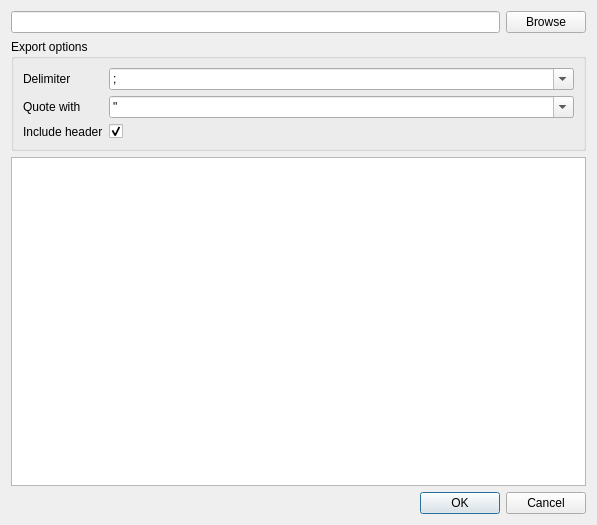
Before: the Qt Designer form ui/ExportQueryDialog.ui in mispp/goat, drawn with Qt 5.
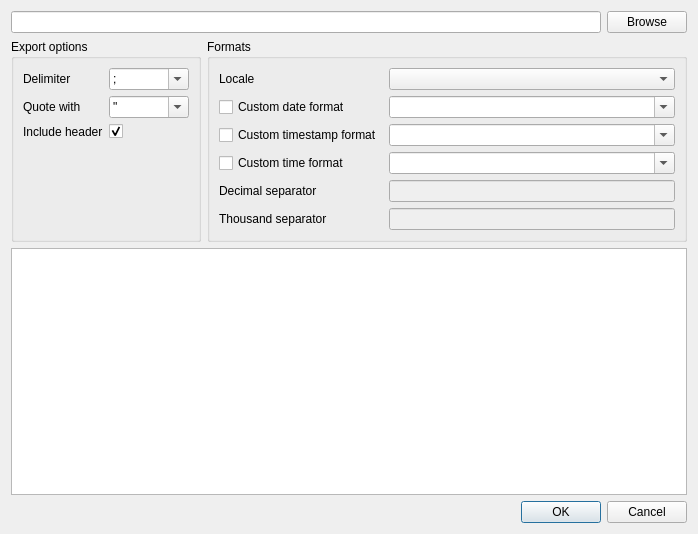
After: the same form once the commit is applied.

Commit message: start adding locale as export parameter

Patch:
```diff
--- a/ui/ExportQueryDialog.ui
+++ b/ui/ExportQueryDialog.ui
@@ -6,8 +6,8 @@
    <rect>
     <x>0</x>
     <y>0</y>
-    <width>597</width>
-    <height>525</height>
+    <width>698</width>
+    <height>534</height>
    </rect>
   </property>
   <property name="windowTitle">
@@ -29,22 +29,39 @@
     </layout>
    </item>
    <item>
+    <layout class="QHBoxLayout" name="horizontalLayout_4">
+     <item>
     <widget class="QGroupBox" name="groupBox">
+       <property name="sizePolicy">
+        <sizepolicy hsizetype="Maximum" vsizetype="Preferred">
+         <horstretch>0</horstretch>
+         <verstretch>0</verstretch>
+        </sizepolicy>
+       </property>
+       <property name="minimumSize">
+        <size>
+         <width>0</width>
+         <height>0</height>
+        </size>
+       </property>
      <property name="title">
       <string>Export options</string>
      </property>
      <property name="flat">
-      <bool>true</bool>
+        <bool>false</bool>
      </property>
      <layout class="QFormLayout" name="formLayout">
-      <item row="0" column="0">
+        <property name="fieldGrowthPolicy">
+         <enum>QFormLayout::AllNonFixedFieldsGrow</enum>
+        </property>
+        <item row="1" column="0">
        <widget class="QLabel" name="label">
         <property name="text">
          <string>Delimiter</string>
         </property>
        </widget>
       </item>
-      <item row="0" column="1">
+        <item row="1" column="1">
        <widget class="QComboBox" name="combobox_delimiter">
         <property name="minimumSize">
          <size>
@@ -72,7 +89,14 @@
         </item>
        </widget>
       </item>
-      <item row="1" column="1">
+        <item row="2" column="0">
+         <widget class="QLabel" name="label_2">
+          <property name="text">
+           <string>Quote with</string>
+          </property>
+         </widget>
+        </item>
+        <item row="2" column="1">
        <widget class="QComboBox" name="combobox_quote">
         <property name="minimumSize">
          <size>
@@ -95,32 +119,177 @@
         </item>
        </widget>
       </item>
-      <item row="1" column="0">
-       <widget class="QLabel" name="label_2">
-        <property name="text">
-         <string>Quote with</string>
-        </property>
-       </widget>
-      </item>
-      <item row="2" column="1">
-       <widget class="QCheckBox" name="checkbox_includeHeader">
-        <property name="text">
-         <string/>
-        </property>
-        <property name="checked">
-         <bool>true</bool>
-        </property>
-       </widget>
-      </item>
-      <item row="2" column="0">
+        <item row="3" column="0">
        <widget class="QLabel" name="label_3">
         <property name="text">
          <string>Include header</string>
         </property>
        </widget>
       </item>
-     </layout>
-    </widget>
+        <item row="3" column="1">
+         <widget class="QCheckBox" name="checkbox_includeHeader">
+          <property name="text">
+           <string/>
+          </property>
+          <property name="checked">
+           <bool>true</bool>
+          </property>
+         </widget>
+        </item>
+       </layout>
+      </widget>
+     </item>
+     <item>
+      <widget class="QGroupBox" name="groupBox_2">
+       <property name="minimumSize">
+        <size>
+         <width>300</width>
+         <height>0</height>
+        </size>
+       </property>
+       <property name="title">
+        <string>Formats</string>
+       </property>
+       <layout class="QGridLayout" name="gridLayout">
+        <item row="4" column="3">
+         <widget class="QComboBox" name="combobox_timeFormat">
+          <property name="enabled">
+           <bool>true</bool>
+          </property>
+          <property name="editable">
+           <bool>true</bool>
+          </property>
+          <item>
+           <property name="text">
+            <string/>
+           </property>
+          </item>
+          <item>
+           <property name="text">
+            <string>HH:mm</string>
+           </property>
+          </item>
+          <item>
+           <property name="text">
+            <string>HH:mm:ss</string>
+           </property>
+          </item>
+         </widget>
+        </item>
+        <item row="0" column="1">
+         <widget class="QLabel" name="label_8">
+          <property name="text">
+           <string>Locale</string>
+          </property>
+         </widget>
+        </item>
+        <item row="0" column="3">
+         <widget class="QComboBox" name="combobox_locale"/>
+        </item>
+        <item row="2" column="3">
+         <widget class="QComboBox" name="combobox_dateFormat">
+          <property name="enabled">
+           <bool>true</bool>
+          </property>
+          <property name="editable">
+           <bool>true</bool>
+          </property>
+          <item>
+           <property name="text">
+            <string/>
+           </property>
+          </item>
+          <item>
+           <property name="text">
+            <string>yyyy-MM-dd</string>
+           </property>
+          </item>
+         </widget>
+        </item>
+        <item row="3" column="3">
+         <widget class="QComboBox" name="combobox_timestampFormat">
+          <property name="enabled">
+           <bool>true</bool>
+          </property>
+          <property name="editable">
+           <bool>true</bool>
+          </property>
+          <item>
+           <property name="text">
+            <string/>
+           </property>
+          </item>
+          <item>
+           <property name="text">
+            <string>yyyy-MM-dd HH:mm:ss</string>
+           </property>
+          </item>
+          <item>
+           <property name="text">
+            <string>yyyy-MM-ddTHH:mm:ss</string>
+           </property>
+          </item>
+         </widget>
+        </item>
+        <item row="5" column="3">
+         <widget class="QLineEdit" name="textbox_decimalSeparator">
+          <property name="enabled">
+           <bool>false</bool>
+          </property>
+         </widget>
+        </item>
+        <item row="5" column="1">
+         <widget class="QLabel" name="label_7">
+          <property name="text">
+           <string>Decimal separator</string>
+          </property>
+         </widget>
+        </item>
+        <item row="6" column="3">
+         <widget class="QLineEdit" name="textbox_thousandSeparator">
+          <property name="enabled">
+           <bool>false</bool>
+          </property>
+         </widget>
+        </item>
+        <item row="6" column="1">
+         <widget class="QLabel" name="label_9">
+          <property name="text">
+           <string>Thousand separator</string>
+          </property>
+         </widget>
+        </item>
+        <item row="2" column="1">
+         <widget class="QCheckBox" name="checkbox_customDateFormat">
+          <property name="sizePolicy">
+           <sizepolicy hsizetype="Fixed" vsizetype="Fixed">
+            <horstretch>0</horstretch>
+            <verstretch>0</verstretch>
+           </sizepolicy>
+          </property>
+          <property name="text">
+           <string>Custom date format</string>
+          </property>
+         </widget>
+        </item>
+        <item row="3" column="1">
+         <widget class="QCheckBox" name="checkbox_customTimestampFormat">
+          <property name="text">
+           <string>Custom timestamp format</string>
+          </property>
+         </widget>
+        </item>
+        <item row="4" column="1">
+         <widget class="QCheckBox" name="checkbox_customTimeFormat">
+          <property name="text">
+           <string>Custom time format</string>
+          </property>
+         </widget>
+        </item>
+       </layout>
+      </widget>
+     </item>
+    </layout>
    </item>
    <item>
     <layout class="QHBoxLayout" name="horizontalLayout_2">
```
Left out of the diff: 4 changed lines with no effect on the pictures. Lines whose indentation alone changed are shown as unchanged. The commit also changes 4 other files.
